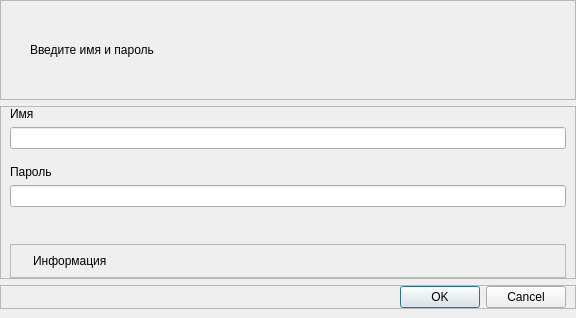
This is service/dialogs/authorizationdialog.ui in grigp/a-analyser as Qt 5 draws it before an edit. The edited form follows.
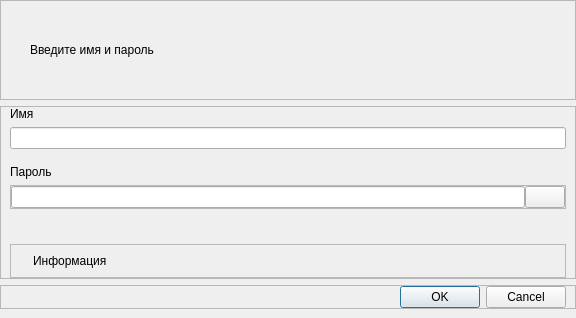
This is the edited form. Icons and pictures are not drawn.

Commit message: Сохранение почты и пароля для входа в HealthLine

```diff
--- a/service/dialogs/authorizationdialog.ui
+++ b/service/dialogs/authorizationdialog.ui
@@ -147,13 +147,63 @@
        </widget>
       </item>
       <item>
-       <widget class="QLineEdit" name="edPassword">
-        <property name="frame">
-         <bool>true</bool>
+       <widget class="QFrame" name="frPassword">
+        <property name="frameShape">
+         <enum>QFrame::StyledPanel</enum>
         </property>
-        <property name="echoMode">
-         <enum>QLineEdit::Password</enum>
+        <property name="frameShadow">
+         <enum>QFrame::Raised</enum>
         </property>
+        <layout class="QHBoxLayout" name="horizontalLayout_4">
+         <property name="spacing">
+          <number>0</number>
+         </property>
+         <property name="leftMargin">
+          <number>0</number>
+         </property>
+         <property name="topMargin">
+          <number>0</number>
+         </property>
+         <property name="rightMargin">
+          <number>0</number>
+         </property>
+         <property name="bottomMargin">
+          <number>0</number>
+         </property>
+         <item>
+          <widget class="QLineEdit" name="edPassword">
+           <property name="frame">
+            <bool>true</bool>
+           </property>
+           <property name="echoMode">
+            <enum>QLineEdit::Password</enum>
+           </property>
+          </widget>
+         </item>
+         <item>
+          <widget class="QPushButton" name="btnPasswordEcho">
+           <property name="text">
+            <string/>
+           </property>
+           <property name="icon">
+            <iconset resource="../../kernel.qrc">
+             <normaloff>:/images/eye20.png</normaloff>:/images/eye20.png</iconset>
+           </property>
+           <property name="iconSize">
+            <size>
+             <width>20</width>
+             <height>20</height>
+            </size>
+           </property>
+           <property name="checkable">
+            <bool>true</bool>
+           </property>
+           <property name="checked">
+            <bool>false</bool>
+           </property>
+          </widget>
+         </item>
+        </layout>
        </widget>
       </item>
       <item>
```
Left out of the diff: 27 changed lines with no effect on the pictures. The commit also changes 9 other files.
